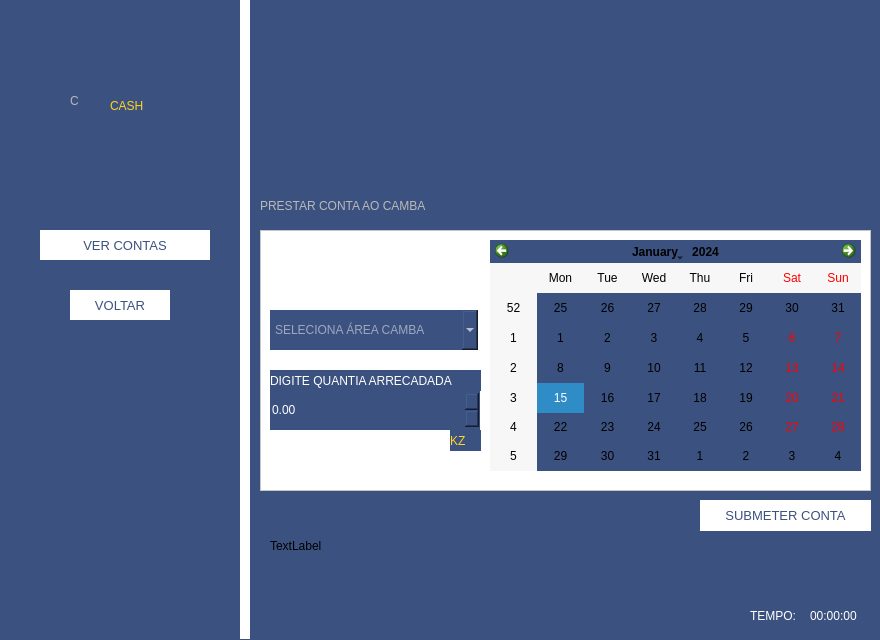
Leumim2020/CambaCash, file cambaCash/areacash.ui: the form before one commit.
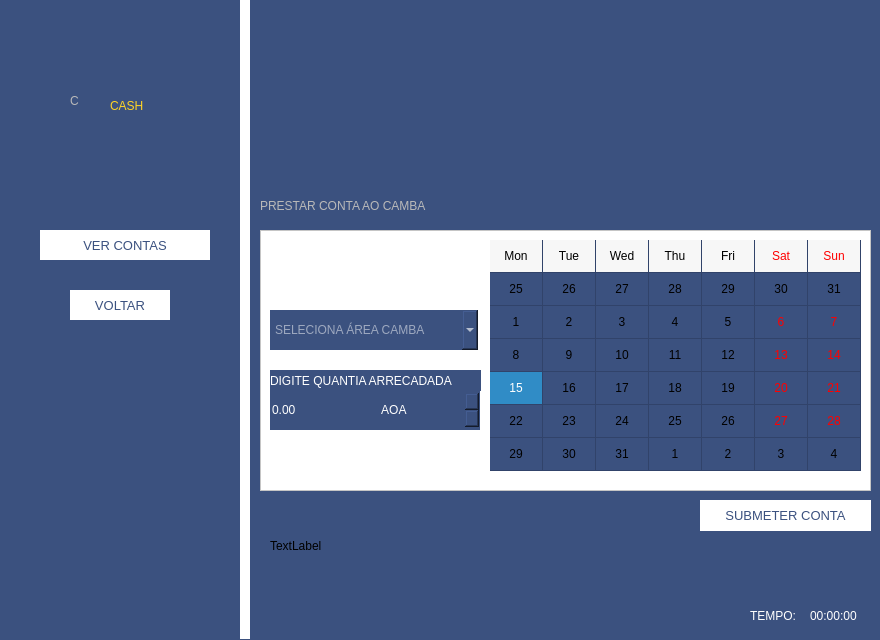
The form after the commit.

```diff
--- a/cambaCash/areacash.ui
+++ b/cambaCash/areacash.ui
@@ -283,6 +283,21 @@
     <string notr="true">
 color:black;</string>
    </property>
+   <property name="gridVisible">
+    <bool>true</bool>
+   </property>
+   <property name="selectionMode">
+    <enum>QCalendarWidget::SingleSelection</enum>
+   </property>
+   <property name="horizontalHeaderFormat">
+    <enum>QCalendarWidget::ShortDayNames</enum>
+   </property>
+   <property name="verticalHeaderFormat">
+    <enum>QCalendarWidget::NoVerticalHeader</enum>
+   </property>
+   <property name="navigationBarVisible">
+    <bool>false</bool>
+   </property>
   </widget>
   <widget class="QComboBox" name="boxarea">
    <property name="geometry">
@@ -344,26 +359,6 @@
     </property>
    </item>
   </widget>
-  <widget class="QLabel" name="label_6">
-   <property name="geometry">
-    <rect>
-     <x>450</x>
-     <y>430</y>
-     <width>31</width>
-     <height>21</height>
-    </rect>
-   </property>
-   <property name="cursor">
-    <cursorShape>PointingHandCursor</cursorShape>
-   </property>
-   <property name="styleSheet">
-    <string notr="true">font: 15pt &quot;Segoe UI&quot;;
-color: rgb(255, 212, 38);</string>
-   </property>
-   <property name="text">
-    <string>KZ</string>
-   </property>
-  </widget>
   <widget class="QDoubleSpinBox" name="boxmoney">
    <property name="geometry">
     <rect>
@@ -390,6 +385,9 @@
 font: 12pt &quot;Segoe UI&quot;;
 color: rgb(255, 255, 255);</string>
    </property>
+   <property name="suffix">
+    <string>                          AOA</string>
+   </property>
    <property name="maximum">
     <double>100000000.000000000000000</double>
    </property>
@@ -443,7 +441,7 @@
     <rect>
      <x>270</x>
      <y>520</y>
-     <width>51</width>
+     <width>281</width>
      <height>51</height>
     </rect>
    </property>
```
